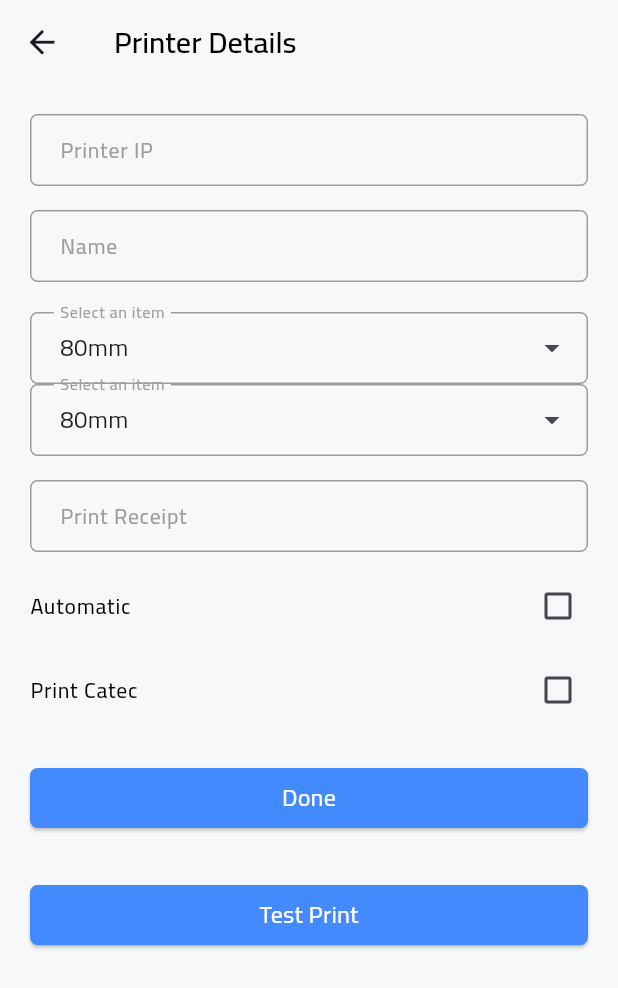
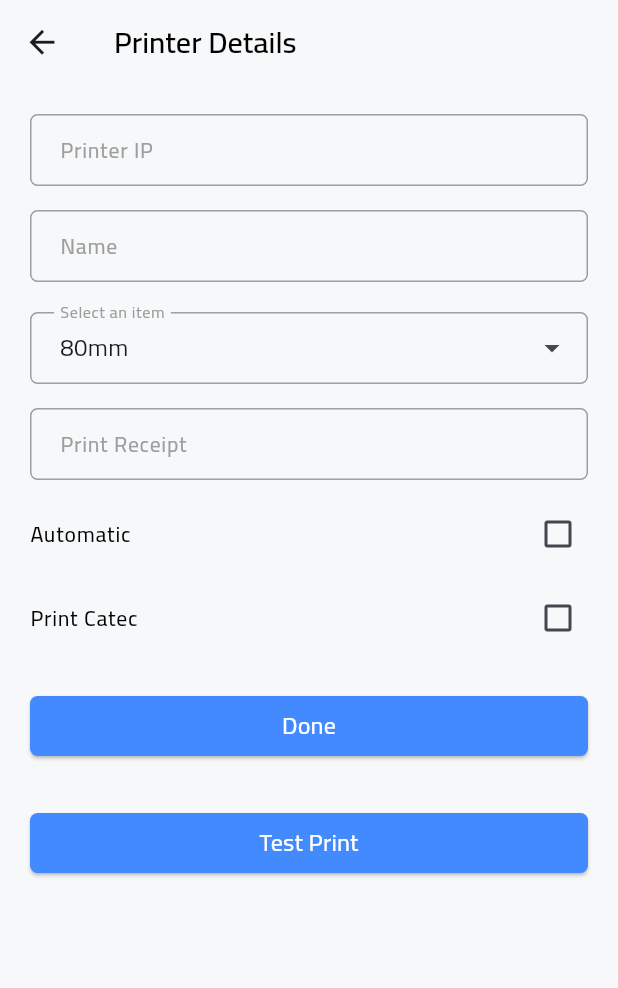
Before and after one commit to a-saber/Maly-POS, a Flutter app: the AddIpPrinterView screen opened by its route, on a phone screen of 412 x 824 dp. Shown: the top 988 px of the screen. Run offline on Flutter 3.47's test engine with Material 3 defaults, Android fonts, the phone set to English and light mode, and no system bars; drawn by our look-alikes of dropdown_search; our stand-ins replace animated_splash_screen, cached_network_image, connectivity_plus, dartz, device_info_plus, dio and 17 more; missing offline and left inert: async_searchable_dropdown, esc_pos_utils_plus, flutter_toastr, highlight_text, nearpay_flutter_sdk, pdfx and 2 more; accounts and stored records are empty; network calls fail; statements that could not run were skipped; key blocks and very long unbroken strings in the code were emptied for the run.

```diff
--- a/lib/features/printer/view/addipprinter_view.dart
+++ b/lib/features/printer/view/addipprinter_view.dart
@@ -126,16 +126,6 @@ class _PrinterOptions extends StatelessWidget {
           validator: (value) =>
               MyFormValidators.validateRequired(value, context: context),
         ),
-        CustomDropdown<String>(
-          value: cubit.paperSize,
-          items: cubit.paperSizes,
-          onChanged: cubit.changePaperSize,
-          builder: (item) =>
-              Text(item ?? '', style: const TextStyle(fontSize: 16)),
-          validator: (value) =>
-              MyFormValidators.validateRequired(value, context: context),
-        ),
-
         const SizedBox(height: 16),
         CustomFormField(
           controller: cubit.printReceiptController,
```
Also changed, not shown: lib/features/printer/view/add_printer_view.dart (+6 -3 lines).
